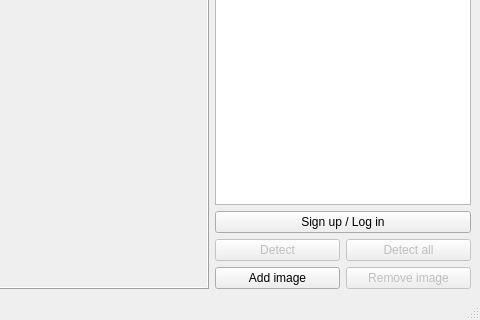
Qt form mainwindow.ui (nagvv/facerec) before a commit; both pictures show x 362 to 842 and y 299 to 619 of the 842 by 619 pixel window.
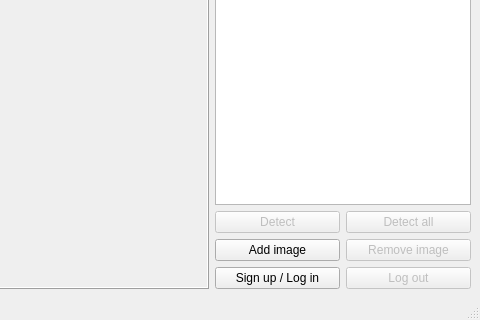
The same form after that commit. Custom widgets are drawn as their Qt base class.

Commit message: Added logout function

```diff
--- a/mainwindow.ui
+++ b/mainwindow.ui
@@ -77,13 +77,6 @@
         </property>
        </widget>
       </item>
-      <item>
-       <widget class="QPushButton" name="loginBtn">
-        <property name="text">
-         <string>Sign up / Log in</string>
-        </property>
-       </widget>
-      </item>
       <item>
        <layout class="QHBoxLayout" name="horizontalLayout">
         <item>
@@ -129,6 +122,27 @@
         </item>
        </layout>
       </item>
+      <item>
+       <layout class="QHBoxLayout" name="horizontalLayout_5">
+        <item>
+         <widget class="QPushButton" name="loginBtn">
+          <property name="text">
+           <string>Sign up / Log in</string>
+          </property>
+         </widget>
+        </item>
+        <item>
+         <widget class="QPushButton" name="logoutBtn">
+          <property name="enabled">
+           <bool>false</bool>
+          </property>
+          <property name="text">
+           <string>Log out</string>
+          </property>
+         </widget>
+        </item>
+       </layout>
+      </item>
      </layout>
     </item>
    </layout>
```
The commit also changes 4 other files.
